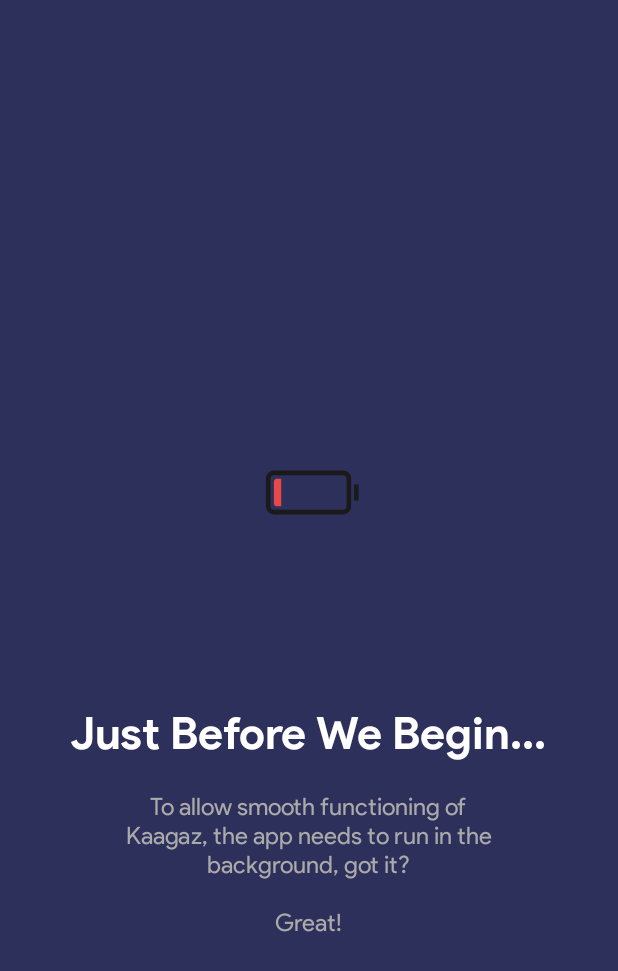
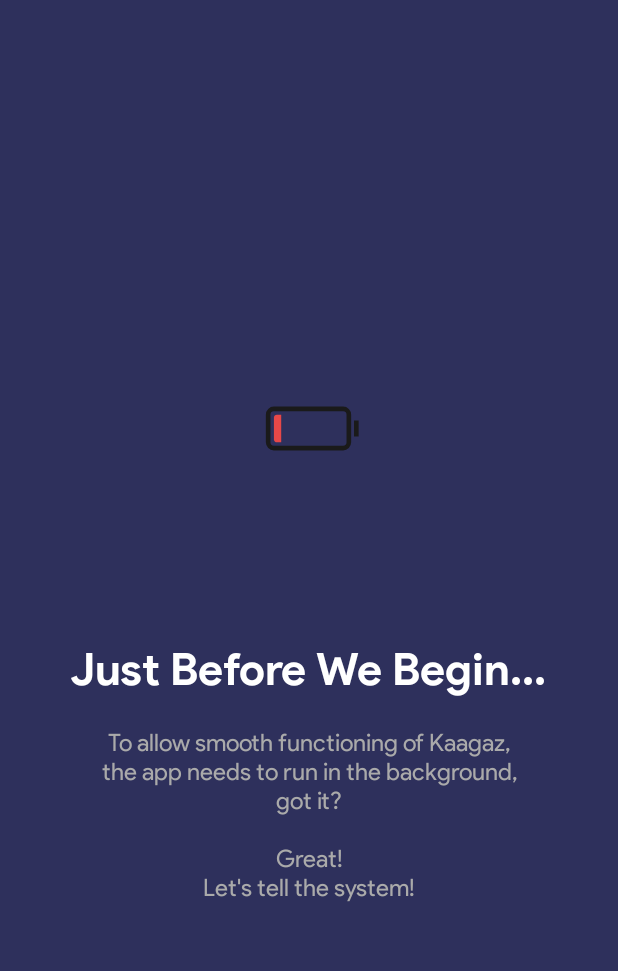
Before and after one commit to the-rebooted-coder/Kaagaz, an Android app: the layout welcome_side4.xml on its own in the app's theme, with its tools: preview values and no code run, on a phone screen of 412 x 824 dp. Shown: the top 971 px of the screen. Run offline under Robolectric (Android 15) with nearby library versions, the phone set to English and light mode, and no system bars.

```diff
--- a/app/src/main/res/layout/welcome_side4.xml
+++ b/app/src/main/res/layout/welcome_side4.xml
@@ -6,8 +6,8 @@
     android:background="@color/ultimate_blues">
 
     <LinearLayout
-        android:layout_width="355dp"
-        android:layout_height="450dp"
+        android:layout_width="369dp"
+        android:layout_height="535dp"
         android:layout_centerInParent="true"
         android:gravity="center_horizontal"
         android:orientation="vertical">
@@ -33,7 +33,7 @@
 
         <TextView
             android:layout_width="match_parent"
-            android:layout_height="95dp"
+            android:layout_height="185dp"
             android:layout_marginTop="20dp"
             android:fontFamily="@font/productsans"
             android:paddingLeft="@dimen/desc_padding"
```
